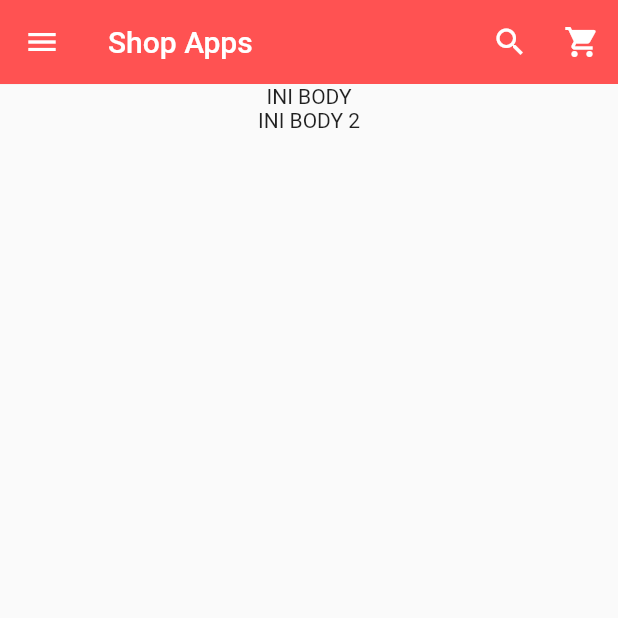
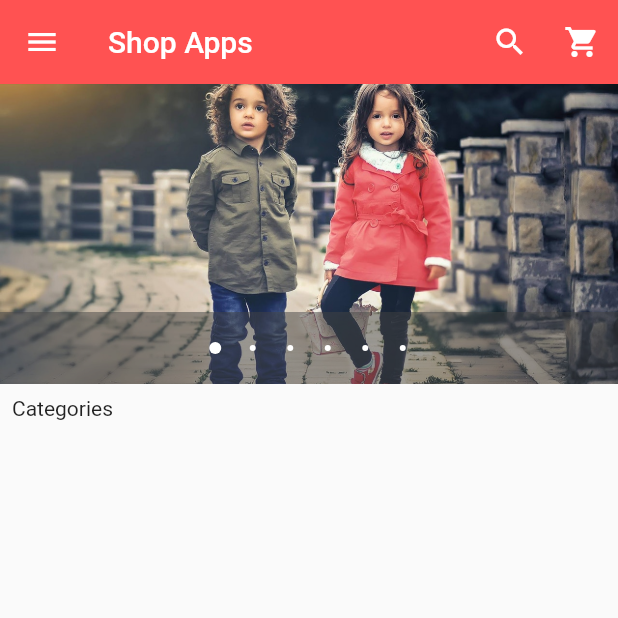
Before and after one commit to zahdsp/shop-app-flutter, a Flutter app: the screen it shows after launch, on a phone screen of 412 x 824 dp, the top half of it. Run offline on Flutter 3.47's test engine with Material 2 defaults, Android fonts, the phone set to English and light mode, and no system bars; drawn by our look-alikes of carousel_pro.

Commit message:
added image carousel

```diff
--- a/lib/main.dart
+++ b/lib/main.dart
@@ -1,4 +1,5 @@
 import 'package:flutter/material.dart';
+import 'package:carousel_pro/carousel_pro.dart';
 
 void main() => runApp(HomePage());
 
@@ -10,6 +11,27 @@ class HomePage extends StatefulWidget {
 class _HomePageState extends State<HomePage> {
   @override
   Widget build(BuildContext context) {
+    Widget imageCarousel = Container(
+      height: 200.0,
+      child: Carousel(
+        boxFit: BoxFit.cover,
+        images: [
+          AssetImage('images/c1.jpg'),
+          AssetImage('images/m1.jpeg'),
+          AssetImage('images/m2.jpg'),
+          AssetImage('images/w1.jpeg'),
+          AssetImage('images/w3.jpeg'),
+          AssetImage('images/w4.jpeg'),
+        ],
+        autoplay: true,
+        animationCurve: Curves.fastOutSlowIn,
+        animationDuration: Duration(milliseconds: 1000),
+
+        dotSize: 4.0,
+        // indicatorBgPadding: 6.0,
+      ),
+    );
+
     return MaterialApp(
       debugShowCheckedModeBanner: false,
       home: Scaffold(
@@ -48,9 +70,7 @@ class _HomePageState extends State<HomePage> {
                     ),
                   ),
                 ),
-                decoration: BoxDecoration(
-                  color: Colors.redAccent
-                ),
+                decoration: BoxDecoration(color: Colors.redAccent),
               ),
 
               // drawer body
@@ -112,15 +132,21 @@ class _HomePageState extends State<HomePage> {
                   leading: Icon(Icons.help),
                 ),
               ),
-
             ],
           ),
         ),
-          body: Center(
-            child: Column(
-              children: <Widget>[Text('INI BODY'), Text('INI BODY 2')],
+        body: ListView(
+            children: <Widget>[
+              //image carousel
+              imageCarousel,
+
+              Padding(
+                padding: const EdgeInsets.all(8.0),
+                child: Text('Categories'),
+              )
+            ],
           ),
-          )),
+      ),
     );
   }
 }
```
Also changed, not shown: pubspec.yaml (+11 -0 lines), pubspec.lock. Lines whose indentation alone changed are shown as unchanged.
